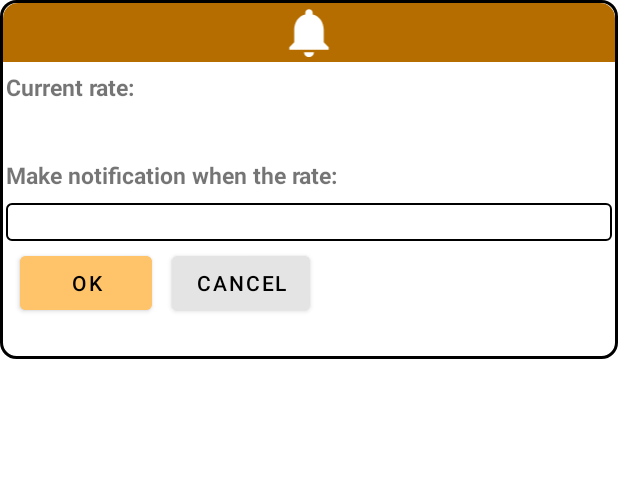
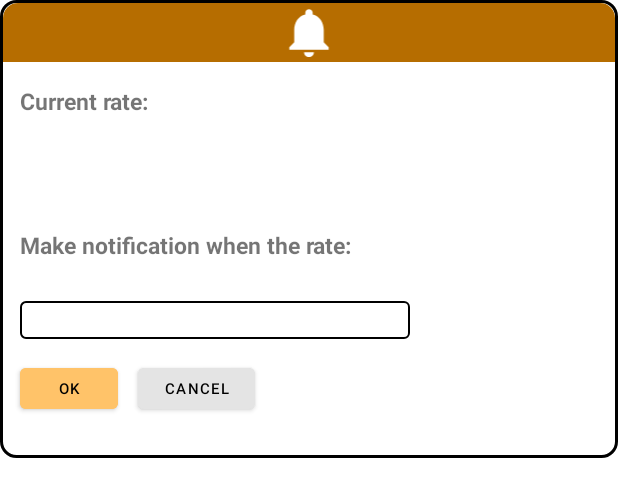
Before and after one commit to NguyenHuy6925/CurrencyPrices, an Android app: the layout notification_dialog.xml on its own in the app's theme, with its tools: preview values and no code run, on a phone screen of 412 x 824 dp. Shown: the top 497 px of the screen. Run offline under Robolectric (Android 15) with nearby library versions, the phone set to English and light mode, and no system bars.

Commit message:
updated 7/8/2022

```diff
--- a/app/build.gradle
+++ b/app/build.gradle
@@ -3,12 +3,12 @@ plugins {
 }
 
 android {
-    compileSdk 32
+    compileSdk 31
 
     defaultConfig {
         applicationId "com.example.currencyprices"
         minSdk 16
-        targetSdk 32
+        targetSdk 31
         versionCode 1
         versionName "1.0"
 
--- a/app/src/main/java/com/example/broadcastreciever/mBroadCast.java
+++ b/app/src/main/java/com/example/broadcastreciever/mBroadCast.java
@@ -48,8 +48,12 @@ public class mBroadCast extends BroadcastReceiver {
             }
         }
 
-        if(intent.getAction().equals("SHUT_DOWN_ACTION")){
+        if(intent.getAction().equals("SHUT_DOWN_ACTION")) {
             context.startService(new Intent(context, fetchDataService.class));
+        }
+
+        if(intent.getAction().equals("notthing")){
+            Toast.makeText(context, "recieved sussecfully  ", Toast.LENGTH_SHORT).show();
         }
     }
 }
--- a/app/src/main/res/layout-v21/activity_main.xml
+++ b/app/src/main/res/layout-v21/activity_main.xml
@@ -136,7 +136,7 @@
 
             <TextView
                 android:id="@+id/txtCurrencyCodeLeft"
-                android:textSize="25dp"
+                android:textSize="20sp"
                 android:textStyle="bold"
                 android:layout_width="wrap_content"
                 android:layout_height="wrap_content"
@@ -148,7 +148,7 @@
 
             <TextView
                 android:id="@+id/txtCurrencyCodeRight"
-                android:textSize="25dp"
+                android:textSize="20sp"
                 android:textStyle="bold"
                 android:layout_width="wrap_content"
                 android:layout_height="wrap_content"
--- a/app/src/main/res/layout/notification_dialog.xml
+++ b/app/src/main/res/layout/notification_dialog.xml
@@ -20,7 +20,7 @@
         android:layout_height="wrap_content"
         android:textStyle="bold"
         android:textSize="15sp"
-        android:layout_margin="@dimen/_3sdp"
+        android:layout_margin="@dimen/_10sdp"
         android:text="Current rate: "/>
 
     <TextView
@@ -28,22 +28,25 @@
         android:layout_width="match_parent"
         android:layout_height="wrap_content"
         android:textSize="15sp"
-        android:layout_margin="@dimen/_3sdp" />
+        android:layout_margin="@dimen/_10sdp"
+        />
 
     <TextView
         android:layout_width="wrap_content"
         android:layout_height="wrap_content"
         android:textStyle="bold"
         android:textSize="15sp"
-        android:layout_margin="@dimen/_3sdp"
+        android:layout_margin="@dimen/_10sdp"
         android:text="Make notification when the rate: "/>
 
     <EditText
         android:id="@+id/txtSetPrice"
-        android:layout_margin="@dimen/_3sdp"
-        android:layout_width="match_parent"
+        android:layout_margin="@dimen/_10sdp"
+        android:layout_width="@dimen/_200sdp"
         android:layout_height="wrap_content"
+        android:layout_gravity=""
         android:textSize="15sp"
+        android:inputType="numberDecimal"
         android:background="@drawable/set_rate_edt_layout"/>
 
     <LinearLayout
@@ -55,20 +58,22 @@
             android:id="@+id/btnOk"
             android:layout_gravity="center_horizontal"
             android:layout_margin="@dimen/_10sdp"
-            android:layout_width="wrap_content"
-            android:layout_height="wrap_content"
+            android:layout_width="@dimen/_50sdp"
+            android:layout_height="@dimen/_30sdp"
             android:backgroundTint="@color/btn_ok"
             android:textColor="@color/black"
+            android:textSize="10sp"
             android:text="ok" />
         <Button
             android:id="@+id/btnCancel"
             android:layout_gravity="center_horizontal"
             android:layout_marginTop="@dimen/_10sdp"
             android:layout_marginBottom="@dimen/_10sdp"
-            android:layout_width="wrap_content"
-            android:layout_height="wrap_content"
+            android:layout_width="@dimen/_60sdp"
+            android:layout_height="@dimen/_30sdp"
             android:backgroundTint="@color/btn_cancel"
             android:textColor="@color/black"
+            android:textSize="10sp"
             android:text="cancel" />
     </LinearLayout>
 
--- a/app/src/main/res/values-night/themes.xml
+++ b/app/src/main/res/values-night/themes.xml
@@ -4,13 +4,15 @@
         <!-- Primary brand color. -->
         <item name="colorPrimary">@color/appbar</item>
         <item name="colorPrimaryVariant">@color/appbar</item>
-        <item name="colorOnPrimary">@color/black</item>
+        <item name="colorOnPrimary">@color/white</item>
         <!-- Secondary brand color. -->
         <item name="colorSecondary">@color/teal_200</item>
         <item name="colorSecondaryVariant">@color/teal_200</item>
-        <item name="colorOnSecondary">@color/black</item>
+        <item name="colorOnSecondary">@color/appbar</item>
         <!-- Status bar color. -->
         <item name="android:statusBarColor" tools:targetApi="l">?attr/colorPrimaryVariant</item>
         <!-- Customize your theme here. -->
+        <item name="actionBarStyle">@style/Widget.MaterialComponents.ActionBar.Primary</item>
+        <item name="android:textColor">@color/black</item>
     </style>
 </resources>
--- a/app/src/main/res/values/themes.xml
+++ b/app/src/main/res/values/themes.xml
@@ -4,7 +4,7 @@
         <!-- Primary brand color. -->
         <item name="colorPrimary">@color/appbar</item>
         <item name="colorPrimaryVariant">@color/appbar</item>
-        <item name="colorOnPrimary">@color/white</item>
+        <item name="colorOnPrimary">@color/black</item>
         <!-- Secondary brand color. -->
         <item name="colorSecondary">@color/teal_200</item>
         <item name="colorSecondaryVariant">@color/teal_700</item>
```
Also changed, not shown: app/src/main/java/com/example/currencyprices/DatabaseHandler.java (+10 -5 lines), app/src/main/java/com/example/service/fetchDataService.java (+7 -2 lines).
